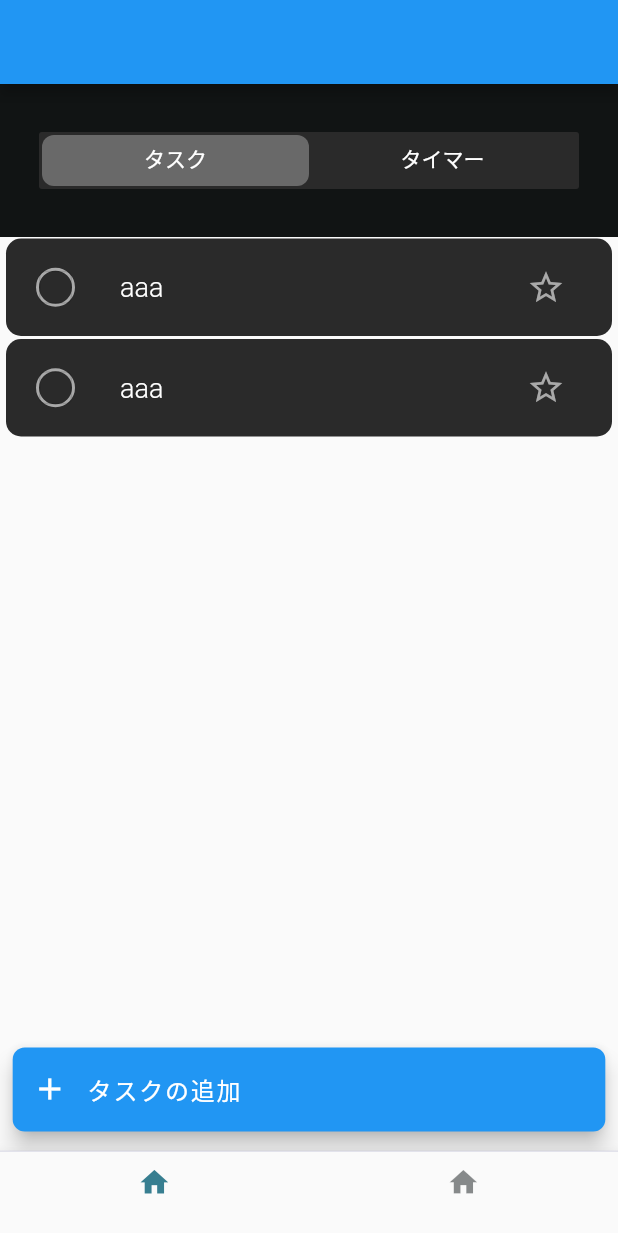
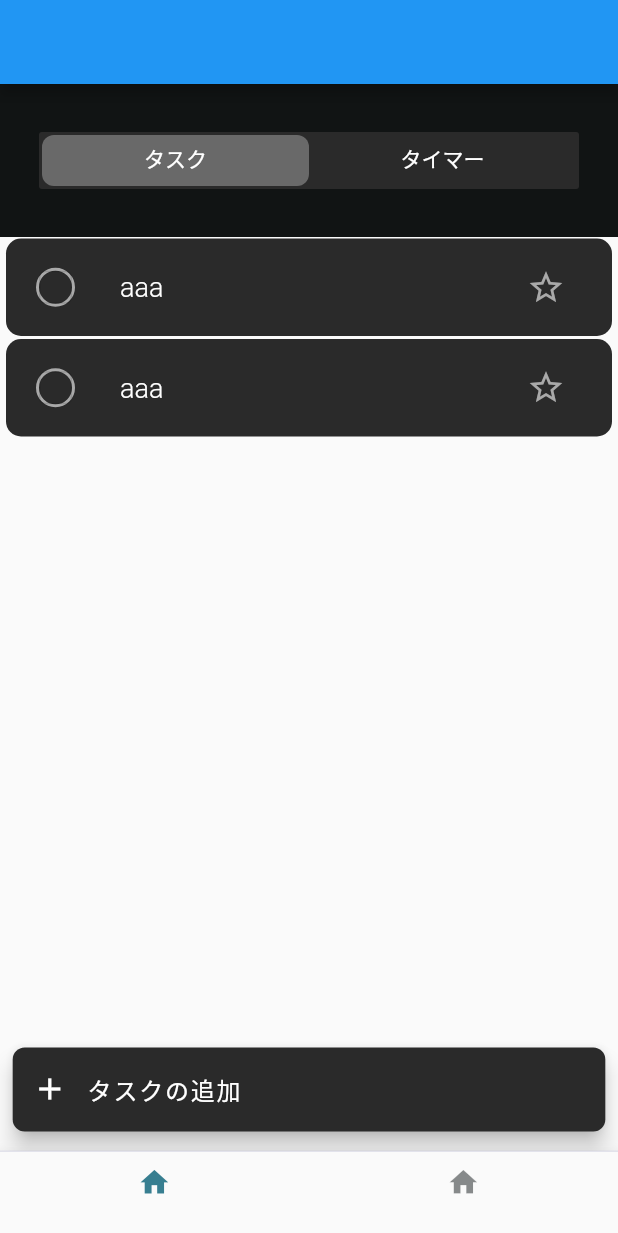
Before and after one commit to Issei-Hiramatsu/sakura-simulation, a Flutter app: the screen it shows after launch, on a phone screen of 412 x 824 dp. Shown: the top 1233 px of the screen. Run offline on Flutter 3.47's test engine with Material 2 defaults, Android fonts, the phone set to English and light mode, and no system bars; our stand-ins replace flutter_hooks, flutter_screenutil, hooks_riverpod.

Commit message:
add: todo_radio_button

```diff
--- a/mobile/lib/component/local/todo_and_timer_app/todo/todo_add_button.dart/todo_add_button.dart
+++ b/mobile/lib/component/local/todo_and_timer_app/todo/todo_add_button.dart/todo_add_button.dart
@@ -15,6 +15,7 @@ class TodoAddButton extends StatelessWidget {
           shape: RoundedRectangleBorder(
             borderRadius: BorderRadius.circular(8), //角の丸み
           ),
+          backgroundColor: backgroundLightBlack,
           child: Row(
             children: [
               SizedBox(width: 12.sp),
--- a/mobile/lib/component/local/todo_and_timer_app/todo/todo_card/todo_card.dart
+++ b/mobile/lib/component/local/todo_and_timer_app/todo/todo_card/todo_card.dart
@@ -1,8 +1,8 @@
 import 'package:flutter/material.dart';
 import 'package:sakura_simulation/component/shared/token/text_style/text_style.dart';
 
-import '../../../../shared/single/custom_radio_button/custom_radio_button.dart';
 import '../../../../shared/token/color/color.dart';
+import '../todo_radio_button/todo_radio_button.dart';
 
 class TodoCard extends StatelessWidget {
   const TodoCard({super.key, required this.text, required this.isSelected});
@@ -21,14 +21,7 @@ class TodoCard extends StatelessWidget {
       child: Center(
         child: ListTile(
           contentPadding: const EdgeInsets.symmetric(horizontal: 20),
-          leading: CustomRadioButton(
-            size: 26,
-            isSelected: false,
-            borderColor: gray,
-            selectedFillColor: gray,
-            onPressed: () {},
-            icon: const Icon(Icons.check),
-          ),
+          leading: TodoRadioButton(isSelected: false),
           //TODO: お気に入りボタン
           trailing: IconButton(
             onPressed: () {},
--- /dev/null
+++ b/mobile/lib/component/local/todo_and_timer_app/todo/todo_radio_button/todo_radio_button.dart
@@ -0,0 +1,22 @@
+import 'package:flutter/material.dart';
+
+import '../../../../shared/single/custom_radio_button/custom_radio_button.dart';
+import '../../../../shared/token/color/color.dart';
+
+class TodoRadioButton extends StatelessWidget {
+  const TodoRadioButton({super.key, required this.isSelected});
+
+  final bool isSelected;
+
+  @override
+  Widget build(BuildContext context) {
+    return CustomRadioButton(
+      size: 26,
+      isSelected: isSelected,
+      borderColor: gray,
+      selectedFillColor: gray,
+      onPressed: () {},
+      icon: const Icon(Icons.check),
+    );
+  }
+}
```
